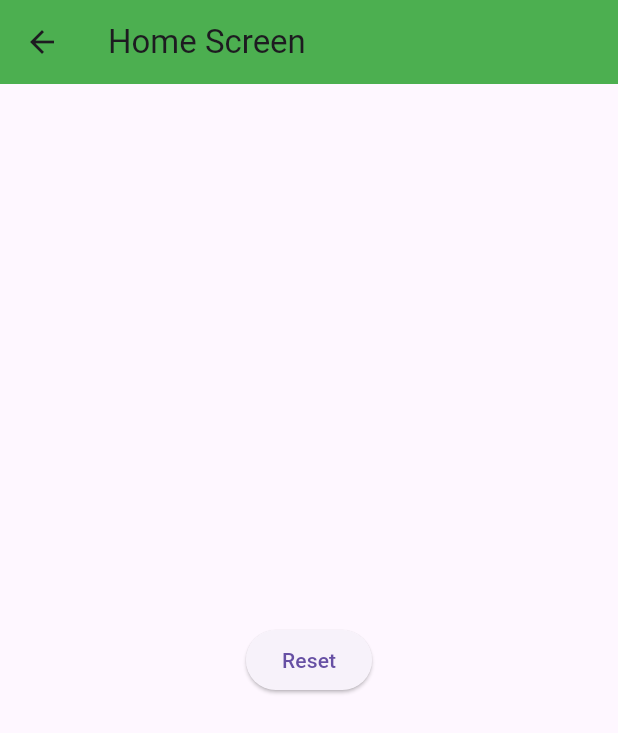
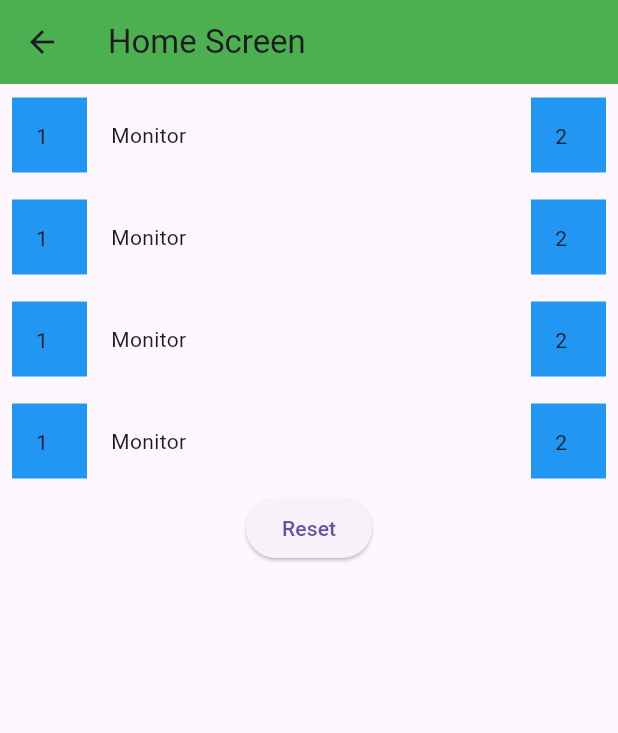
Before and after one commit to mgm1221/App_permacultura, a Flutter app: the HomeScreen screen opened directly, on a phone screen of 412 x 824 dp. Shown: the top 733 px of the screen. Run offline on Flutter 3.47's test engine with Material 3 defaults, Android fonts, the phone set to English and light mode, and no system bars; our stand-ins replace permission_handler, shared_preferences; missing offline and left inert: flutter_reactive_ble, mqtt_client; accounts and stored records are empty.

Commit message:
layout basico de monitores en el homescreen y correccion para multiples dispositivos guardados en memoria

```diff
--- a/lib/Screens/homeScreen.dart
+++ b/lib/Screens/homeScreen.dart
@@ -27,9 +27,50 @@ class _HomeScreenState extends State<HomeScreen>{
       ),
       body: Center(
         child: Column(
-          mainAxisAlignment: MainAxisAlignment.center,
+          mainAxisAlignment: MainAxisAlignment.start,
+
           children: [
-            ElevatedButton(onPressed:()=> resetSettings()
+            for (var i in {1,2,3,4})
+            Container(
+              padding: EdgeInsets.all(8.0),
+              child: Row(
+
+                children: [
+                  Container(
+
+                    height: 50,
+                    width: 50,
+                    child: Padding(
+                      padding:EdgeInsets.all(16.0),
+                      child: const Text("1"),
+                    ),
+                    color: Colors.blue,
+
+                  ),
+                  Expanded(
+
+                    child: Padding(
+                      padding:EdgeInsets.all(16.0),
+                      child: const Text("Monitor"),
+                    ),
+                  ),
+                  Container(
+                    height: 50,
+                    width: 50,
+                    child: Padding(
+                      padding:EdgeInsets.all(16.0),
+                      child: const Text("2"),
+                    ),
+                    color: Colors.blue,
+                  ),
+                ],
+              ),
+
+            ),
+
+
+
+        ElevatedButton(onPressed:()=> resetSettings()
                 , child: Text("Reset"))
           ],
         ),
--- a/lib/Services/settings_services.dart
+++ b/lib/Services/settings_services.dart
@@ -2,7 +2,7 @@ import 'package:shared_preferences/shared_preferences.dart';
 
 class SettingsService {
   static const _kIsFirstRun = 'is_first_run';
-  static const _kPairedDeviceId = 'paired_device_id';
+  static const _kPairedDevicesIds = 'paired_device_id';
   static const _kClientId = 'client_id';
   static SharedPreferences? _prefs;
 
@@ -21,14 +21,16 @@ class SettingsService {
   static Future<void> markParingNotComplete() async {
     await _prefs!.setBool(_kIsFirstRun, true);
   }
-  static String? get pairedDeviceId => _prefs!.getString(_kPairedDeviceId);
+  static List<String>? get pairedDeviceId => _prefs!.getStringList(_kPairedDevicesIds);
 
   static Future<void> savePairedDeviceId(String deviceId) async {
-    await _prefs!.setString(_kPairedDeviceId, deviceId);
+    List<String> devices = (_prefs!.getStringList(_kPairedDevicesIds)?? []);
+    devices.add(deviceId);
+    await _prefs!.setStringList(_kPairedDevicesIds, devices);
   }
 
   static Future<void> clearPairedDevice() async {
-    await _prefs!.remove(_kPairedDeviceId);
+    await _prefs!.remove(_kPairedDevicesIds);
   }
 
   static Future<void> saveClientId(String uuid) async{
```
